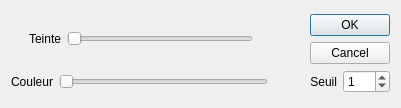
Old version of the form colorfilter.ui in the repository Anthiel/IHM_Qt_M1.
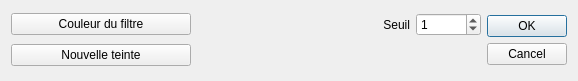
New version of the form.

Commit message: Filtre couleur fini

```diff
--- a/colorfilter.ui
+++ b/colorfilter.ui
@@ -6,48 +6,91 @@
    <rect>
     <x>0</x>
     <y>0</y>
-    <width>401</width>
-    <height>108</height>
+    <width>578</width>
+    <height>81</height>
    </rect>
   </property>
   <property name="windowTitle">
    <string>Dialog</string>
   </property>
-  <layout class="QGridLayout" name="gridLayout">
-   <item row="0" column="0">
-    <layout class="QVBoxLayout" name="verticalLayout">
+  <layout class="QGridLayout" name="gridLayout_2">
+   <item row="1" column="0" rowspan="2" colspan="3">
+    <layout class="QHBoxLayout" name="horizontalLayout_2">
      <item>
-      <layout class="QHBoxLayout" name="horizontalLayout_2">
-       <item>
-        <widget class="QLabel" name="label_2">
+      <layout class="QGridLayout" name="gridLayout">
+       <item row="0" column="0">
+        <widget class="QPushButton" name="_filter_color">
          <property name="minimumSize">
           <size>
-           <width>50</width>
+           <width>180</width>
            <height>0</height>
           </size>
          </property>
          <property name="text">
-          <string>Teinte</string>
+          <string>Couleur du filtre</string>
          </property>
-         <property name="alignment">
-          <set>Qt::AlignRight|Qt::AlignTrailing|Qt::AlignVCenter</set>
+        </widget>
+       </item>
+       <item row="1" column="0">
+        <widget class="QPushButton" name="_hue">
+         <property name="text">
+          <string>Nouvelle teinte</string>
          </property>
         </widget>
        </item>
-       <item>
-        <widget class="QSlider" name="_hue">
+       <item row="0" column="2">
+        <layout class="QHBoxLayout" name="horizontalLayout">
+         <item>
+          <widget class="QLabel" name="label_3">
+           <property name="sizePolicy">
+            <sizepolicy hsizetype="Maximum" vsizetype="Preferred">
+             <horstretch>0</horstretch>
+             <verstretch>0</verstretch>
+            </sizepolicy>
+           </property>
+           <property name="text">
+            <string>Seuil</string>
+           </property>
+           <property name="alignment">
+            <set>Qt::AlignRight|Qt::AlignTrailing|Qt::AlignVCenter</set>
+           </property>
+          </widget>
+         </item>
+         <item>
+          <widget class="QSpinBox" name="_filter_thr">
+           <property name="maximum">
+            <number>255</number>
+           </property>
+           <property name="value">
+            <number>1</number>
+           </property>
+          </widget>
+         </item>
+        </layout>
+       </item>
+       <item row="0" column="1">
+        <widget class="QLabel" name="_filter_color_display">
+         <property name="sizePolicy">
+          <sizepolicy hsizetype="Preferred" vsizetype="Preferred">
+           <horstretch>0</horstretch>
+           <verstretch>0</verstretch>
+          </sizepolicy>
+         </property>
+         <property name="minimumSize">
+          <size>
+           <width>180</width>
+           <height>0</height>
+          </size>
+         </property>
          <property name="autoFillBackground">
-          <bool>false</bool>
+          <bool>true</bool>
          </property>
-         <property name="maximum">
-          <number>360</number>
-         </property>
-         <property name="orientation">
-          <enum>Qt::Horizontal</enum>
+         <property name="text">
+          <string/>
          </property>
         </widget>
        </item>
-       <item>
+       <item row="1" column="1">
         <widget class="QLabel" name="_hue_display">
          <property name="sizePolicy">
           <sizepolicy hsizetype="Preferred" vsizetype="Preferred">
@@ -69,111 +112,23 @@
          </property>
         </widget>
        </item>
-       <item>
-        <spacer name="horizontalSpacer">
-         <property name="orientation">
-          <enum>Qt::Horizontal</enum>
-         </property>
-         <property name="sizeType">
-          <enum>QSizePolicy::Fixed</enum>
-         </property>
-         <property name="sizeHint" stdset="0">
-          <size>
-           <width>15</width>
-           <height>0</height>
-          </size>
-         </property>
-        </spacer>
-       </item>
-       <item>
-        <widget class="QDialogButtonBox" name="buttonBox">
-         <property name="sizePolicy">
-          <sizepolicy hsizetype="Fixed" vsizetype="Fixed">
-           <horstretch>0</horstretch>
-           <verstretch>0</verstretch>
-          </sizepolicy>
-         </property>
-         <property name="orientation">
-          <enum>Qt::Vertical</enum>
-         </property>
-         <property name="standardButtons">
-          <set>QDialogButtonBox::Cancel|QDialogButtonBox::Ok</set>
-         </property>
-        </widget>
-       </item>
       </layout>
      </item>
      <item>
-      <layout class="QHBoxLayout" name="horizontalLayout">
-       <item>
-        <widget class="QLabel" name="label">
-         <property name="text">
-          <string>Couleur</string>
-         </property>
-        </widget>
-       </item>
-       <item>
-        <widget class="QSlider" name="_filter_color">
-         <property name="autoFillBackground">
-          <bool>false</bool>
-         </property>
-         <property name="maximum">
-          <number>360</number>
-         </property>
-         <property name="singleStep">
-          <number>1</number>
-         </property>
-         <property name="value">
-          <number>0</number>
-         </property>
-         <property name="orientation">
-          <enum>Qt::Horizontal</enum>
-         </property>
-        </widget>
-       </item>
-       <item>
-        <widget class="QLabel" name="_filter_color_display">
-         <property name="sizePolicy">
-          <sizepolicy hsizetype="Preferred" vsizetype="Preferred">
-           <horstretch>0</horstretch>
-           <verstretch>0</verstretch>
-          </sizepolicy>
-         </property>
-         <property name="minimumSize">
-          <size>
-           <width>30</width>
-           <height>0</height>
-          </size>
-         </property>
-         <property name="autoFillBackground">
-          <bool>true</bool>
-         </property>
-         <property name="text">
-          <string/>
-         </property>
-        </widget>
-       </item>
-       <item>
-        <widget class="QLabel" name="label_3">
-         <property name="text">
-          <string>Seuil</string>
-         </property>
-         <property name="alignment">
-          <set>Qt::AlignRight|Qt::AlignTrailing|Qt::AlignVCenter</set>
-         </property>
-        </widget>
-       </item>
-       <item>
-        <widget class="QSpinBox" name="_filter_thr">
-         <property name="maximum">
-          <number>255</number>
-         </property>
-         <property name="value">
-          <number>1</number>
-         </property>
-        </widget>
-       </item>
-      </layout>
+      <widget class="QDialogButtonBox" name="buttonBox">
+       <property name="sizePolicy">
+        <sizepolicy hsizetype="Fixed" vsizetype="Fixed">
+         <horstretch>0</horstretch>
+         <verstretch>0</verstretch>
+        </sizepolicy>
+       </property>
+       <property name="orientation">
+        <enum>Qt::Vertical</enum>
+       </property>
+       <property name="standardButtons">
+        <set>QDialogButtonBox::Cancel|QDialogButtonBox::Ok</set>
+       </property>
+      </widget>
      </item>
     </layout>
    </item>
```
The commit also changes 3 other files.
